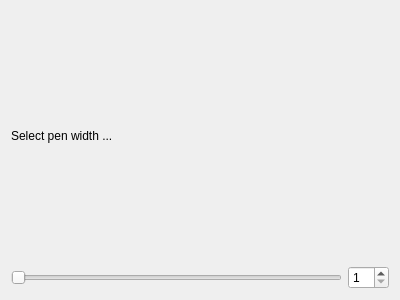
The window that Palette/Brush.ui (JosefNatanael/ThePhotoEditor) describes before a commit, drawn with Qt 5.
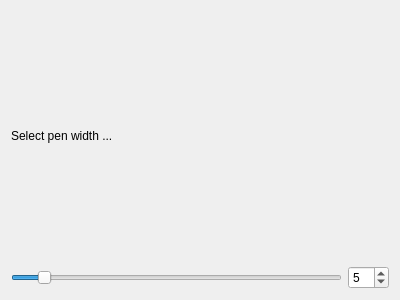
The same window after the commit.

Commit message: Palette brush fully integrated to the main window and scribble area

```diff
--- a/Palette/Brush.ui
+++ b/Palette/Brush.ui
@@ -24,6 +24,9 @@
        <property name="maximum">
         <number>50</number>
        </property>
+       <property name="value">
+        <number>5</number>
+       </property>
       </widget>
      </item>
      <item row="1" column="0">
@@ -41,6 +44,9 @@
        <property name="maximum">
         <number>50</number>
        </property>
+       <property name="value">
+        <number>5</number>
+       </property>
        <property name="orientation">
         <enum>Qt::Horizontal</enum>
        </property>
```
The commit also changes 5 other files.
